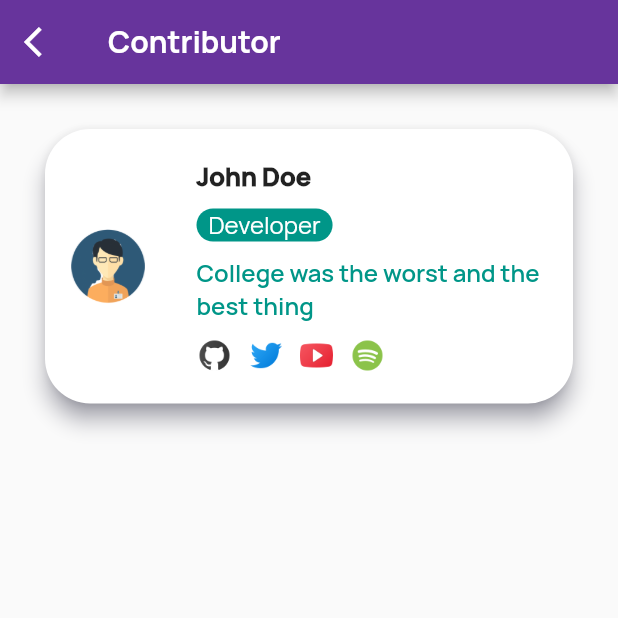
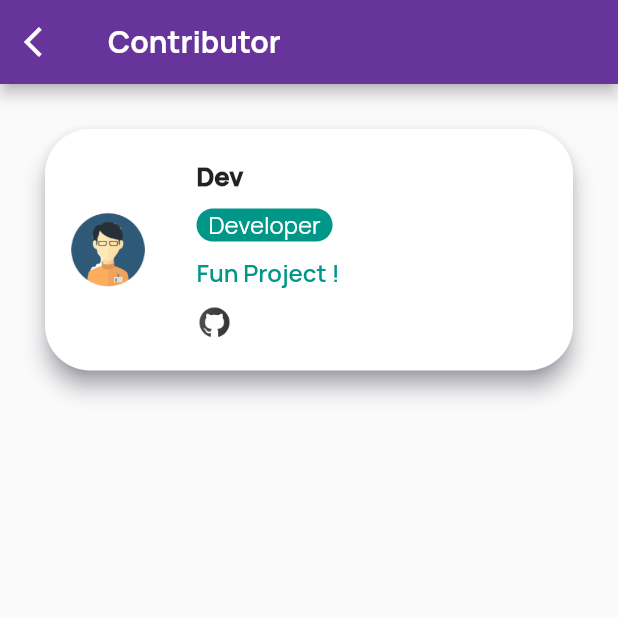
Before and after one commit to gupta-shrinath/Notes, a Flutter app: the screen it shows after launch, after a tap on "Sign in with Google", on a phone screen of 412 x 824 dp, the top half of it. Run offline on Flutter 3.47's test engine with Material 2 defaults, Android fonts, the phone set to English and light mode, and no system bars; our stand-ins replace badges, flutter_swiper; missing offline and left inert: flutter_page_indicator.

Commit message:
Pass data through model class

```diff
--- a/notes/lib/components/contributor_card.dart
+++ b/notes/lib/components/contributor_card.dart
@@ -1,11 +1,14 @@
 import 'package:flutter/cupertino.dart';
 import 'package:flutter/material.dart';
 import 'package:notes/constants/image_constants.dart';
+import 'package:notes/model/contributor.dart';
+import 'package:notes/model/social_media.dart';
+import 'package:url_launcher/url_launcher.dart';
 
 class ContributorCard extends StatelessWidget {
-  const ContributorCard({
-    Key key,
-  }) : super(key: key);
+  final Contributor contributor;
+
+  const ContributorCard({this.contributor});
 
   @override
   Widget build(BuildContext context) {
@@ -43,7 +46,7 @@ class ContributorCard extends StatelessWidget {
                           Padding(
                             padding: const EdgeInsets.only(top: 16),
                             child: Text(
-                              'John Doe',
+                              contributor.name,
                               style: TextStyle(
                                 fontWeight: FontWeight.w900,
                                 fontSize: 17.0,
@@ -54,15 +57,14 @@ class ContributorCard extends StatelessWidget {
                             height: 10.0,
                           ),
                           Row(
-                            mainAxisSize: MainAxisSize.min,
-                            children: [Contribution()],
-                          ),
+                              mainAxisSize: MainAxisSize.min,
+                              children: createRoles(contributor.roles)),
                           SizedBox(
                             height: 10.0,
                           ),
                           Flexible(
                             child: Text(
-                              'College was the worst and the best thing',
+                              contributor.message,
                               style: TextStyle(
                                 fontWeight: FontWeight.w600,
                                 color: Color(0xFF009688),
@@ -73,37 +75,7 @@ class ContributorCard extends StatelessWidget {
                             height: 10.0,
                           ),
                           Row(
-                            children: [
-                              Image.asset(
-                                ImageConstants.kGithub,
-                                height: 24,
-                                width: 24,
-                              ),
-                              SizedBox(
-                                width: 10,
-                              ),
-                              Image.asset(
-                                ImageConstants.kTwitter,
-                                height: 24,
-                                width: 24,
-                              ),
-                              SizedBox(
-                                width: 10,
-                              ),
-                              Image.asset(
-                                ImageConstants.kYoutube,
-                                height: 24,
-                                width: 24,
-                              ),
-                              SizedBox(
-                                width: 10,
-                              ),
-                              Image.asset(
-                                ImageConstants.kSpotify,
-                                height: 24,
-                                width: 24,
-                              ),
-                            ],
+                            children: createSocial(contributor.socialMedia),
                           ),
                           SizedBox(
                             height: 16.0,
@@ -118,12 +90,99 @@ class ContributorCard extends StatelessWidget {
           )),
     );
   }
+
+  List<Widget> createSocial(SocialMedia socialMedia) {
+    List<Widget> social = [];
+    if (socialMedia.github != '') {
+      social.add(
+        GestureDetector(
+          child: Image.asset(
+            ImageConstants.kGithub,
+            height: 24,
+            width: 24,
+          ),
+          onTap: () {
+            launchURL(socialMedia.github);
+          },
+        ),
+      );
+      social.add(SizedBox(
+        width: 10,
+      ));
+    }
+    if (socialMedia.twitter != '') {
+      social.add(
+        GestureDetector(
+          child: Image.asset(
+            ImageConstants.kTwitter,
+            height: 24,
+            width: 24,
+          ),
+          onTap: () {
+            launchURL(socialMedia.twitter);
+          },
+        ),
+      );
+      social.add(SizedBox(
+        width: 10,
+      ));
+    }
+    if (socialMedia.youtube != '') {
+      social.add(
+        GestureDetector(
+          child: Image.asset(
+            ImageConstants.kYoutube,
+            height: 24,
+            width: 24,
+          ),
+          onTap: () {
+            launchURL(socialMedia.youtube);
+          },
+        ),
+      );
+      social.add(SizedBox(
+        width: 10,
+      ));
+    }
+    if (socialMedia.spotify != '') {
+      social.add(
+        GestureDetector(
+          child: Image.asset(
+            ImageConstants.kSpotify,
+            height: 24,
+            width: 24,
+          ),
+          onTap: () {
+            launchURL(socialMedia.spotify);
+          },
+        ),
+      );
+    }
+    return social;
+  }
+
+  void launchURL(url) async {
+    if (await canLaunch(url)) {
+      await launch(url);
+    } else {
+      throw 'Could not launch $url';
+    }
+  }
+
+  List<Widget> createRoles(List<String> roles) {
+    List<Widget> rolesWidgets = [];
+    for (var role in roles) {
+      rolesWidgets.add(Contribution(role: role));
+    }
+    return rolesWidgets;
+  }
 }
 
 class Contribution extends StatelessWidget {
+  final String role;
   const Contribution({
-    Key key,
-  }) : super(key: key);
+    @required this.role,
+  });
 
   @override
   Widget build(BuildContext context) {
@@ -135,7 +194,7 @@ class Contribution extends StatelessWidget {
       child: Padding(
         padding: const EdgeInsets.only(left: 8.0, right: 8.0),
         child: Text(
-          'Developer',
+          role,
           style: TextStyle(color: Colors.white),
         ),
       ),
```
